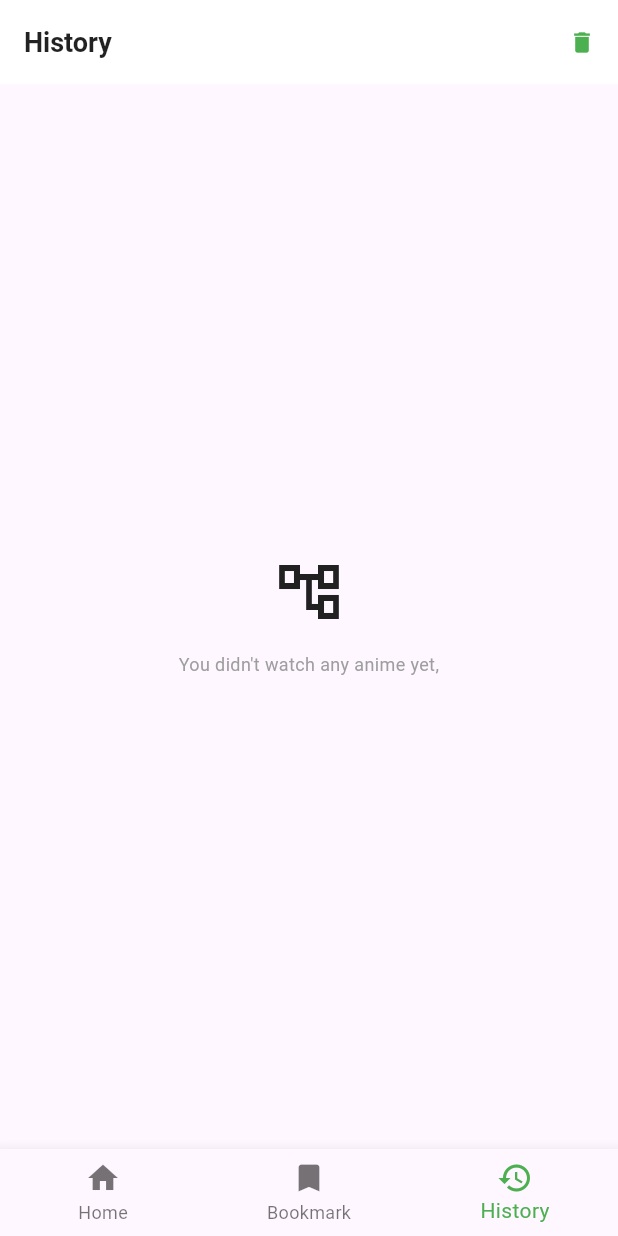
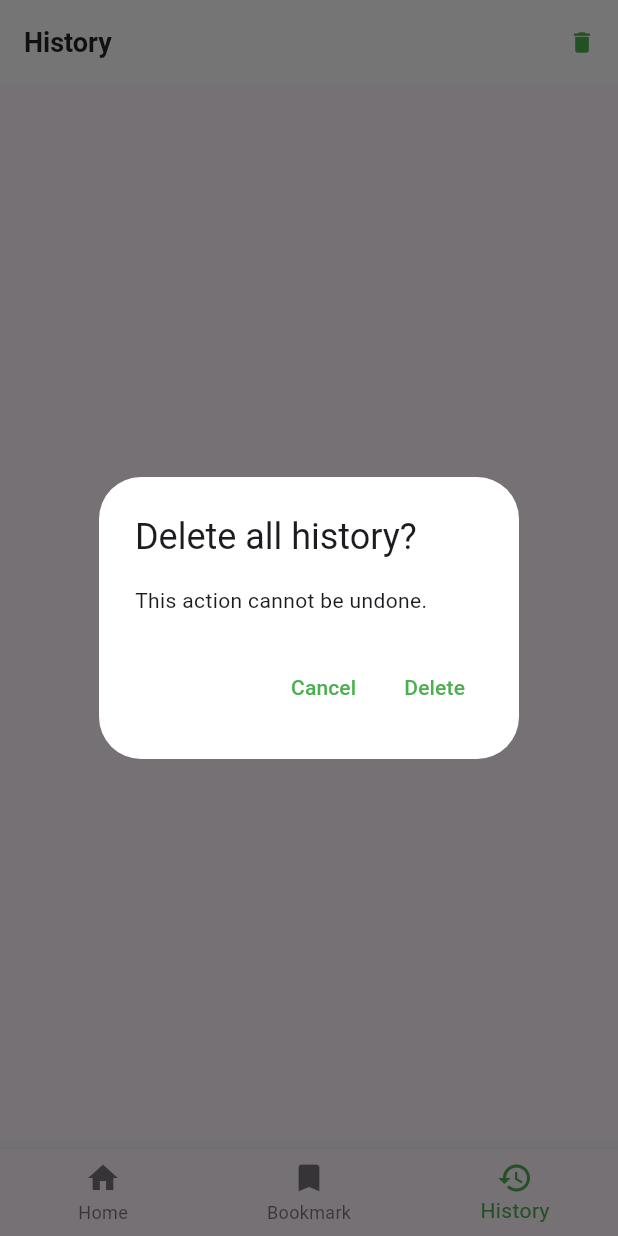
Before and after one commit to radenrishwan/otakudesu, a Flutter app: the HistoryScreen screen opened by its route, after a tap on the "delete" icon, on a phone screen of 412 x 824 dp. Run offline on Flutter 3.47's test engine with Material 3 defaults, Android fonts, the phone set to English and light mode, and no system bars; drawn by our look-alikes of dynamic_color; our stand-ins replace animated_search_bar, bloc, cached_network_image, dio, flutter_bloc, flutter_slidable and 7 more; missing offline and left inert: flutter_inappwebview; accounts and stored records are empty; network calls fail.

Commit message:
fix order and date view on bookmark & history

```diff
--- a/lib/features/bookmark/widget/anime_list_tile.dart
+++ b/lib/features/bookmark/widget/anime_list_tile.dart
@@ -19,7 +19,8 @@ class BookmarkListTitle extends StatelessWidget {
   @override
   Widget build(BuildContext context) {
     final date = anime.createdAt;
-    final dateStr = '${date.day}/${date.month}/${date.year}';
+    final dateStr =
+        '${date.day}/${date.month}/${date.year} ${date.hour}:${date.minute}:${date.second}';
     final box = Hive.box<Bookmark>(Bookmark.boxName);
 
     return Slidable(
--- a/lib/features/history/history_screen.dart
+++ b/lib/features/history/history_screen.dart
@@ -22,7 +22,31 @@ class HistoryScreen extends StatelessWidget {
         actions: [
           IconButton(
             onPressed: () {
-              box.clear();
+              // show dialog to confirm delete all history
+              showDialog(
+                context: context,
+                builder: (context) {
+                  return AlertDialog(
+                    title: const Text('Delete all history?'),
+                    content: const Text('This action cannot be undone.'),
+                    actions: [
+                      TextButton(
+                        onPressed: () {
+                          Navigator.of(context).pop();
+                        },
+                        child: const Text('Cancel'),
+                      ),
+                      TextButton(
+                        onPressed: () {
+                          box.clear();
+                          Navigator.of(context).pop();
+                        },
+                        child: const Text('Delete'),
+                      ),
+                    ],
+                  );
+                },
+              );
             },
             icon: Icon(
               Icons.delete,
@@ -41,8 +65,12 @@ class HistoryScreen extends StatelessWidget {
             );
           }
 
+          final data = value.values.toList();
+
+          // sort by last watched
+          data.sort((a, b) => b.watchedAt.compareTo(a.watchedAt));
           return ListAnimeWidget(
-            datas: value.values.toList(),
+            datas: data,
           );
         },
       ),
--- a/lib/features/history/widget/history_list_tile.dart
+++ b/lib/features/history/widget/history_list_tile.dart
@@ -18,8 +18,9 @@ class HistoryListTitle extends StatelessWidget {
 
   @override
   Widget build(BuildContext context) {
-    final date = DateTime.now();
-    final dateStr = '${date.day}/${date.month}/${date.year}';
+    final date = anime.watchedAt;
+    final dateStr =
+        '${date.day}/${date.month}/${date.year} ${date.hour}:${date.minute}:${date.second}';
     final box = Hive.box<History>(History.boxName);
 
     return Slidable(
```
